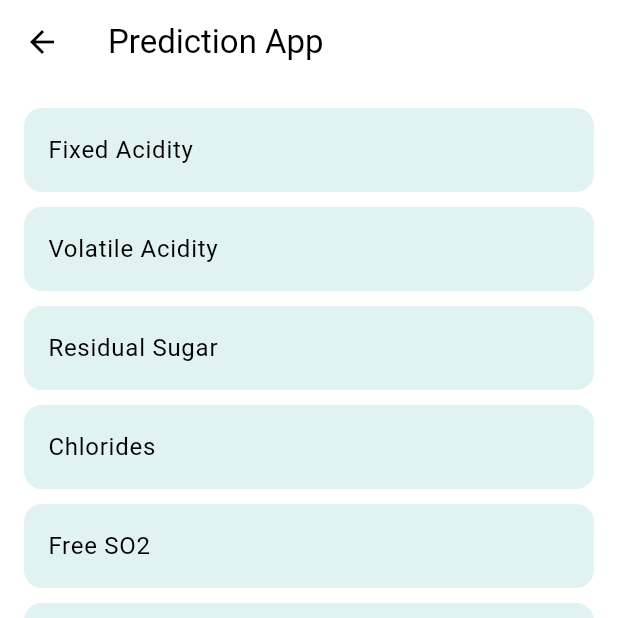
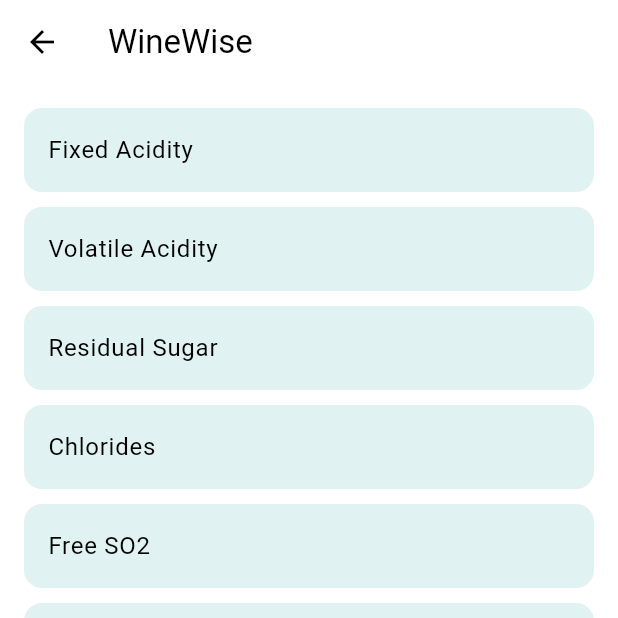
Before and after one commit to cynthianekesa/linear_regression_model, a Flutter app: the PredictionPage screen opened directly, on a phone screen of 412 x 824 dp, the top half of it. Run offline on Flutter 3.47's test engine with Material 3 defaults, Android fonts, the phone set to English and light mode, and no system bars.

Commit message:
small changes on main.dart

```diff
--- a/summative/flutter_app/lib/main.dart
+++ b/summative/flutter_app/lib/main.dart
@@ -151,7 +151,7 @@
   Widget build(BuildContext context) {
     return Scaffold(
       appBar: AppBar(
-        title: Text('Prediction App'),
+        title: Text('WineWise'),
       ),
       body: Padding(
         padding: const EdgeInsets.all(16.0),
@@ -284,7 +284,7 @@
                 ),
               if (_prediction.isNotEmpty)
                 Text(
-                  'Prediction: $_prediction',
+                  'Predicted Quality: $_prediction',
                   style: TextStyle(fontSize: 24, fontWeight: FontWeight.bold),
                   textAlign: TextAlign.center,
                 ),
```
Also changed, not shown: 1 other file.
